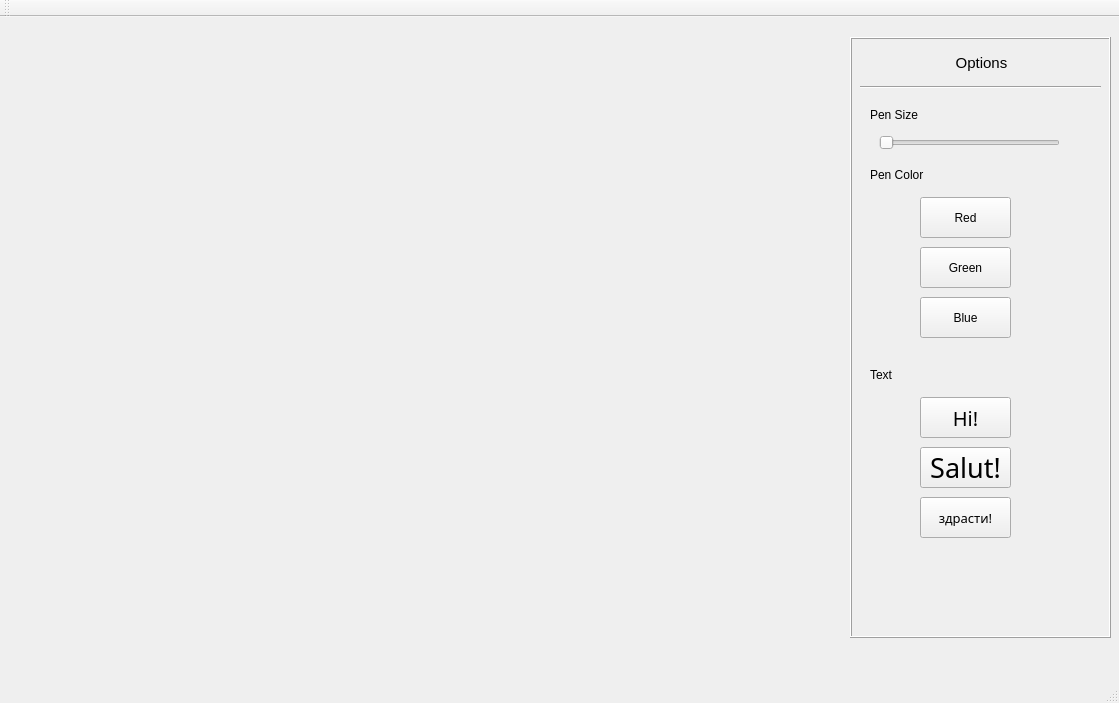
First picture: the form in Painter/mainwindow.ui, repository qrcline/Painter, before the edit.
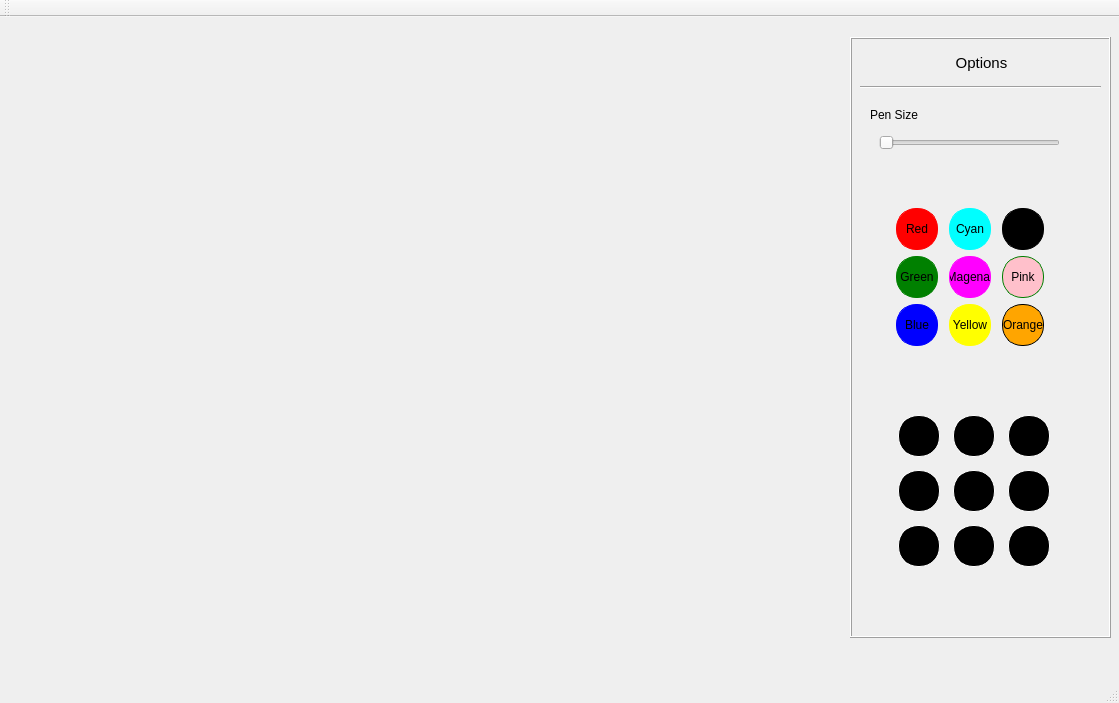
Second picture: the form after the edit.

Commit message:
Adding more color and emoji options
TODO:  Backend of color and emojis

The edit to the form file:
```diff
--- a/Painter/mainwindow.ui
+++ b/Painter/mainwindow.ui
@@ -95,127 +95,425 @@
       <string>Pen Size</string>
      </property>
     </widget>
-    <widget class="QLabel" name="label_3">
+    <widget class="QWidget" name="layoutWidget">
      <property name="geometry">
       <rect>
-       <x>20</x>
-       <y>130</y>
-       <width>61</width>
-       <height>16</height>
-      </rect>
-     </property>
-     <property name="text">
-      <string>Pen Color</string>
-     </property>
-    </widget>
-    <widget class="QPushButton" name="redColorButton">
-     <property name="geometry">
-      <rect>
-       <x>70</x>
+       <x>30</x>
        <y>160</y>
-       <width>91</width>
-       <height>41</height>
+       <width>181</width>
+       <height>161</height>
       </rect>
      </property>
-     <property name="text">
-      <string>Red</string>
-     </property>
+     <layout class="QGridLayout" name="gridLayout">
+      <item row="0" column="0">
+       <widget class="QPushButton" name="redColorButton">
+        <property name="styleSheet">
+         <string notr="true">background-color: red;
+ border-style: solid;
+ border-width:1px;
+ border-radius:20px;
+ border-color: red;
+ max-width:40px;
+ max-height:40px;
+ min-width:40px;
+ min-height:40px;</string>
+        </property>
+        <property name="text">
+         <string>Red</string>
+        </property>
+       </widget>
+      </item>
+      <item row="0" column="1">
+       <widget class="QPushButton" name="redColorButton_2">
+        <property name="styleSheet">
+         <string notr="true">background-color: cyan;
+ border-style: solid;
+ border-width:1px;
+ border-radius:20px;
+ border-color: cyan;
+ max-width:40px;
+ max-height:40px;
+ min-width:40px;
+ min-height:40px;</string>
+        </property>
+        <property name="text">
+         <string>Cyan</string>
+        </property>
+       </widget>
+      </item>
+      <item row="0" column="2">
+       <widget class="QPushButton" name="redColorButton_3">
+        <property name="styleSheet">
+         <string notr="true">background-color: black;
+ border-style: solid;
+ border-width:1px;
+ border-radius:20px;
+ border-color: black;
+ max-width:40px;
+ max-height:40px;
+ min-width:40px;
+ min-height:40px;</string>
+        </property>
+        <property name="text">
+         <string>Black</string>
+        </property>
+       </widget>
+      </item>
+      <item row="1" column="0">
+       <widget class="QPushButton" name="greenColorButton">
+        <property name="styleSheet">
+         <string notr="true">background-color: green;
+border-color: green;
+ border-style: solid;
+ border-width:1px;
+ border-radius:20px;
+ max-width:40px;
+ max-height:40px;
+ min-width:40px;
+ min-height:40px;</string>
+        </property>
+        <property name="text">
+         <string>Green</string>
+        </property>
+       </widget>
+      </item>
+      <item row="1" column="1">
+       <widget class="QPushButton" name="greenColorButton_2">
+        <property name="styleSheet">
+         <string notr="true">background-color: magenta;
+border-color: magenta;
+ border-style: solid;
+ border-width:1px;
+ border-radius:20px;
+ max-width:40px;
+ max-height:40px;
+ min-width:40px;
+ min-height:40px;</string>
+        </property>
+        <property name="text">
+         <string>Magenat</string>
+        </property>
+       </widget>
+      </item>
+      <item row="1" column="2">
+       <widget class="QPushButton" name="greenColorButton_3">
+        <property name="styleSheet">
+         <string notr="true">background-color: pink;
+border-color: green;
+ border-style: solid;
+ border-width:1px;
+ border-radius:20px;
+ max-width:40px;
+ max-height:40px;
+ min-width:40px;
+ min-height:40px;</string>
+        </property>
+        <property name="text">
+         <string>Pink</string>
+        </property>
+       </widget>
+      </item>
+      <item row="2" column="0">
+       <widget class="QPushButton" name="blueColorButton">
+        <property name="styleSheet">
+         <string notr="true">background-color: blue;
+border-color: blue;
+ border-style: solid;
+ border-width:1px;
+ border-radius:20px;
+ max-width:40px;
+ max-height:40px;
+ min-width:40px;
+ min-height:40px;</string>
+        </property>
+        <property name="text">
+         <string>Blue</string>
+        </property>
+       </widget>
+      </item>
+      <item row="2" column="1">
+       <widget class="QPushButton" name="blueColorButton_2">
+        <property name="styleSheet">
+         <string notr="true">background-color: yellow;
+border-color: yellow;
+ border-style: solid;
+ border-width:1px;
+ border-radius:20px;
+ max-width:40px;
+ max-height:40px;
+ min-width:40px;
+ min-height:40px;</string>
+        </property>
+        <property name="text">
+         <string>Yellow</string>
+        </property>
+       </widget>
+      </item>
+      <item row="2" column="2">
+       <widget class="QPushButton" name="blueColorButton_3">
+        <property name="styleSheet">
+         <string notr="true">background-color: orange;
+border-color: black;
+ border-style: solid;
+ border-width:1px;
+ border-radius:20px;
+ max-width:40px;
+ max-height:40px;
+ min-width:40px;
+ min-height:40px;</string>
+        </property>
+        <property name="text">
+         <string>Orange</string>
+        </property>
+       </widget>
+      </item>
+     </layout>
     </widget>
-    <widget class="QPushButton" name="greenColorButton">
+    <widget class="QWidget" name="">
      <property name="geometry">
       <rect>
-       <x>70</x>
-       <y>210</y>
-       <width>91</width>
-       <height>41</height>
-      </rect>
-     </property>
-     <property name="text">
-      <string>Green</string>
-     </property>
-    </widget>
-    <widget class="QPushButton" name="blueColorButton">
-     <property name="geometry">
-      <rect>
-       <x>70</x>
-       <y>260</y>
-       <width>91</width>
-       <height>41</height>
-      </rect>
-     </property>
-     <property name="text">
-      <string>Blue</string>
-     </property>
-    </widget>
-    <widget class="QLabel" name="label_4">
-     <property name="geometry">
-      <rect>
-       <x>20</x>
-       <y>330</y>
-       <width>61</width>
-       <height>16</height>
-      </rect>
-     </property>
-     <property name="text">
-      <string>Text </string>
-     </property>
-    </widget>
-    <widget class="QPushButton" name="biBul">
-     <property name="geometry">
-      <rect>
-       <x>70</x>
-       <y>460</y>
-       <width>91</width>
-       <height>41</height>
-      </rect>
-     </property>
-     <property name="font">
-      <font>
-       <family>Sitka Banner</family>
-       <pointsize>10</pointsize>
-      </font>
-     </property>
-     <property name="text">
-      <string>здрасти!</string>
-     </property>
-    </widget>
-    <widget class="QPushButton" name="hiEnglish">
-     <property name="geometry">
-      <rect>
-       <x>70</x>
+       <x>30</x>
        <y>360</y>
-       <width>91</width>
-       <height>41</height>
+       <width>188</width>
+       <height>188</height>
       </rect>
      </property>
-     <property name="font">
-      <font>
-       <family>Sitka</family>
-       <pointsize>15</pointsize>
-      </font>
-     </property>
-     <property name="text">
-      <string>Hi!</string>
-     </property>
-    </widget>
-    <widget class="QPushButton" name="hiFrench">
-     <property name="geometry">
-      <rect>
-       <x>70</x>
-       <y>410</y>
-       <width>91</width>
-       <height>41</height>
-      </rect>
-     </property>
-     <property name="font">
-      <font>
-       <family>Papyrus</family>
-       <pointsize>20</pointsize>
-      </font>
-     </property>
-     <property name="text">
-      <string>Salut!</string>
-     </property>
+     <layout class="QGridLayout" name="gridLayout_2">
+      <item row="2" column="0">
+       <widget class="QPushButton" name="Emoji3">
+        <property name="font">
+         <font>
+          <family>Segoe UI Emoji</family>
+          <pointsize>15</pointsize>
+         </font>
+        </property>
+        <property name="layoutDirection">
+         <enum>Qt::LeftToRight</enum>
+        </property>
+        <property name="styleSheet">
+         <string notr="true">background-color: black;
+border-color: white;
+ border-style: solid;
+ border-width:1px;
+ border-radius:20px;
+ max-width:40px;
+ max-height:40px;
+ min-width:40px;
+ min-height:40px;</string>
+        </property>
+        <property name="text">
+         <string>😃</string>
+        </property>
+       </widget>
+      </item>
+      <item row="0" column="2">
+       <widget class="QPushButton" name="Emoji7">
+        <property name="font">
+         <font>
+          <family>Segoe UI Emoji</family>
+          <pointsize>15</pointsize>
+         </font>
+        </property>
+        <property name="layoutDirection">
+         <enum>Qt::LeftToRight</enum>
+        </property>
+        <property name="styleSheet">
+         <string notr="true">background-color: black;
+border-color: white;
+ border-style: solid;
+ border-width:1px;
+ border-radius:20px;
+ max-width:40px;
+ max-height:40px;
+ min-width:40px;
+ min-height:40px;</string>
+        </property>
+        <property name="text">
+         <string>🤩</string>
+        </property>
+       </widget>
+      </item>
+      <item row="2" column="2">
+       <widget class="QPushButton" name="Emoji9">
+        <property name="font">
+         <font>
+          <family>Segoe UI Emoji</family>
+          <pointsize>16</pointsize>
+         </font>
+        </property>
+        <property name="layoutDirection">
+         <enum>Qt::LeftToRight</enum>
+        </property>
+        <property name="styleSheet">
+         <string notr="true">background-color: black;
+border-color: white;
+ border-style: solid;
+ border-width:1px;
+ border-radius:20px;
+ max-width:40px;
+ max-height:40px;
+ min-width:40px;
+ min-height:40px;</string>
+        </property>
+        <property name="text">
+         <string>❄️</string>
+        </property>
+       </widget>
+      </item>
+      <item row="0" column="0">
+       <widget class="QPushButton" name="Emoji1">
+        <property name="font">
+         <font>
+          <family>Segoe UI Emoji</family>
+          <pointsize>15</pointsize>
+         </font>
+        </property>
+        <property name="layoutDirection">
+         <enum>Qt::LeftToRight</enum>
+        </property>
+        <property name="styleSheet">
+         <string notr="true">background-color: black;
+border-color: white;
+ border-style: solid;
+ border-width:1px;
+ border-radius:20px;
+ max-width:40px;
+ max-height:40px;
+ min-width:40px;
+ min-height:40px;</string>
+        </property>
+        <property name="text">
+         <string>😎</string>
+        </property>
+       </widget>
+      </item>
+      <item row="0" column="1">
+       <widget class="QPushButton" name="Emoji4">
+        <property name="font">
+         <font>
+          <family>Segoe UI Emoji</family>
+          <pointsize>15</pointsize>
+         </font>
+        </property>
+        <property name="styleSheet">
+         <string notr="true">background-color: black;
+border-color: white;
+ border-style: solid;
+ border-width:1px;
+ border-radius:20px;
+ max-width:40px;
+ max-height:40px;
+ min-width:40px;
+ min-height:40px;</string>
+        </property>
+        <property name="text">
+         <string>😊</string>
+        </property>
+       </widget>
+      </item>
+      <item row="1" column="0">
+       <widget class="QPushButton" name="Emoji2">
+        <property name="font">
+         <font>
+          <family>Segoe UI Emoji</family>
+          <pointsize>15</pointsize>
+         </font>
+        </property>
+        <property name="layoutDirection">
+         <enum>Qt::LeftToRight</enum>
+        </property>
+        <property name="styleSheet">
+         <string notr="true">background-color: black;
+border-color: white;
+ border-style: solid;
+ border-width:1px;
+ border-radius:20px;
+ max-width:40px;
+ max-height:40px;
+ min-width:40px;
+ min-height:40px;</string>
+        </property>
+        <property name="text">
+         <string>😎</string>
+        </property>
+       </widget>
+      </item>
+      <item row="1" column="1">
+       <widget class="QPushButton" name="Emoji5">
+        <property name="font">
+         <font>
+          <family>Segoe UI Emoji</family>
+          <pointsize>15</pointsize>
+         </font>
+        </property>
+        <property name="layoutDirection">
+         <enum>Qt::LeftToRight</enum>
+        </property>
+        <property name="styleSheet">
+         <string notr="true">background-color: black;
+border-color: white;
+ border-style: solid;
+ border-width:1px;
+ border-radius:20px;
+ max-width:40px;
+ max-height:40px;
+ min-width:40px;
+ min-height:40px;</string>
+        </property>
+        <property name="text">
+         <string>😃</string>
+        </property>
+       </widget>
+      </item>
+      <item row="2" column="1">
+       <widget class="QPushButton" name="Emoji6">
+        <property name="font">
+         <font>
+          <family>Segoe UI Emoji</family>
+          <pointsize>15</pointsize>
+         </font>
+        </property>
+        <property name="styleSheet">
+         <string notr="true">background-color: black;
+border-color: white;
+ border-style: solid;
+ border-width:1px;
+ border-radius:20px;
+ max-width:40px;
+ max-height:40px;
+ min-width:40px;
+ min-height:40px;</string>
+        </property>
+        <property name="text">
+         <string>😍</string>
+        </property>
+       </widget>
+      </item>
+      <item row="1" column="2">
+       <widget class="QPushButton" name="Emoji8">
+        <property name="font">
+         <font>
+          <family>Segoe UI Emoji</family>
+          <pointsize>15</pointsize>
+         </font>
+        </property>
+        <property name="styleSheet">
+         <string notr="true">background-color: black;
+border-color: white;
+ border-style: solid;
+ border-width:1px;
+ border-radius:20px;
+ max-width:40px;
+ max-height:40px;
+ min-width:40px;
+ min-height:40px;</string>
+        </property>
+        <property name="text">
+         <string>😊</string>
+        </property>
+       </widget>
+      </item>
+     </layout>
     </widget>
    </widget>
    <widget class="QWidget" name="verticalLayoutWidget">
```
The commit also changes 10 other files.
